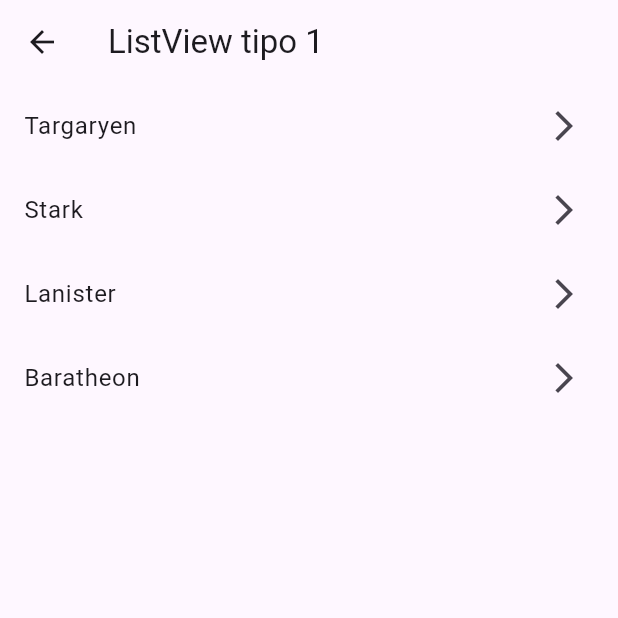
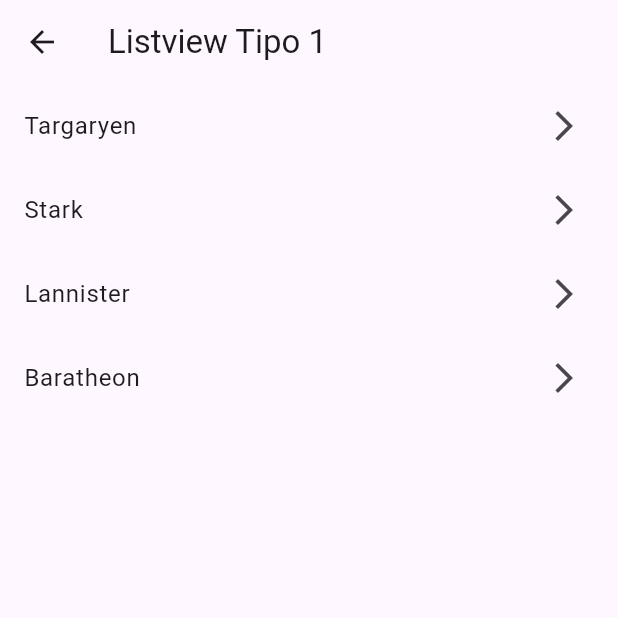
Before and after one commit to jeroen1010/fl_components, a Flutter app: the Listview1Screen screen opened by its route, on a phone screen of 412 x 824 dp, the top half of it. Run offline on Flutter 3.47's test engine with Material 3 defaults, Android fonts, the phone set to English and light mode, and no system bars.

```diff
--- /dev/null
+++ b/lib/routes/app_routes.dart
@@ -0,0 +1,14 @@
+import 'package:fl_components/screens/screens.dart';
+import 'package:flutter/material.dart';
+
+class AppRoutes {
+  static const initialRoute = 'home';
+
+  static Map<String, Widget Function(BuildContext)> routes = {
+        'listview1': (BuildContext context) => const Listview1Screen(),
+        'listview2': (BuildContext context) => const Listview2Screen(),
+        'alert': (BuildContext context) => const AlertScreen(),
+        'card': (BuildContext context) => const CardScreen(),
+        'home': (BuildContext context) => const HomeScreen(),
+      };
+}
--- a/lib/screens/home_screen.dart
+++ b/lib/screens/home_screen.dart
@@ -1,4 +1,5 @@
 import 'package:flutter/material.dart';
+import 'package:fl_components/screens/screens.dart';
 
 class HomeScreen extends StatelessWidget {
 
@@ -17,11 +18,12 @@ class HomeScreen extends StatelessWidget {
           leading: const Icon( Icons.abc_outlined ),
           title: const Text('Nombre de ruta'),
           onTap: (){
-
+            //final route = MaterialPageRoute(builder: (context) => const Listview1Screen());
+            Navigator.pushNamed(context, 'card');
           }
         ),
         separatorBuilder: (context, index) => const Divider(),
-        itemCount: 5
+        itemCount: 5,
       )
     );
   }
--- a/lib/screens/listview1_screen.dart
+++ b/lib/screens/listview1_screen.dart
@@ -2,22 +2,25 @@ import 'package:flutter/material.dart';
 
 class Listview1Screen extends StatelessWidget {
 
-  final options = const['Targaryen', 'Stark', 'Lanister', 'Baratheon'];
+  final options = const['Targaryen', 'Stark', 'Lannister', 'Baratheon'];
 
   const Listview1Screen({Key? key}) : super(key: key);
 
   @override
   Widget build(BuildContext context) {
-    return  Scaffold(
+    return Scaffold(
       appBar: AppBar(
-        title: const Text('ListView tipo 1'),
+        title: const Text('Listview Tipo 1'),
       ),
       body: ListView(
         children: [
-          ...options.map((e) => ListTile(
-            trailing: Icon(Icons.arrow_forward_ios_outlined),
-            title:Text(e),
-          )).toList()
+          ...options.map((e) =>
+            ListTile(
+              trailing: Icon( Icons.arrow_forward_ios_outlined),
+              title: Text(e),
+            ),
+          ).toList()
+
         ],
       )
     );
--- a/lib/screens/listview2_screen.dart
+++ b/lib/screens/listview2_screen.dart
@@ -17,6 +17,10 @@ class Listview2Screen extends StatelessWidget {
         itemBuilder: (context, index) => ListTile(
               trailing: Icon( Icons.arrow_forward_ios_outlined),
               title: Text(options[index]),
+              onTap: () {
+                final casa = options[index];
+                print( casa );
+              },
             ),
         separatorBuilder:(context, index) => const Divider(),
         itemCount: options.length
```
Also changed, not shown: lib/main.dart (+9 -8 lines).
